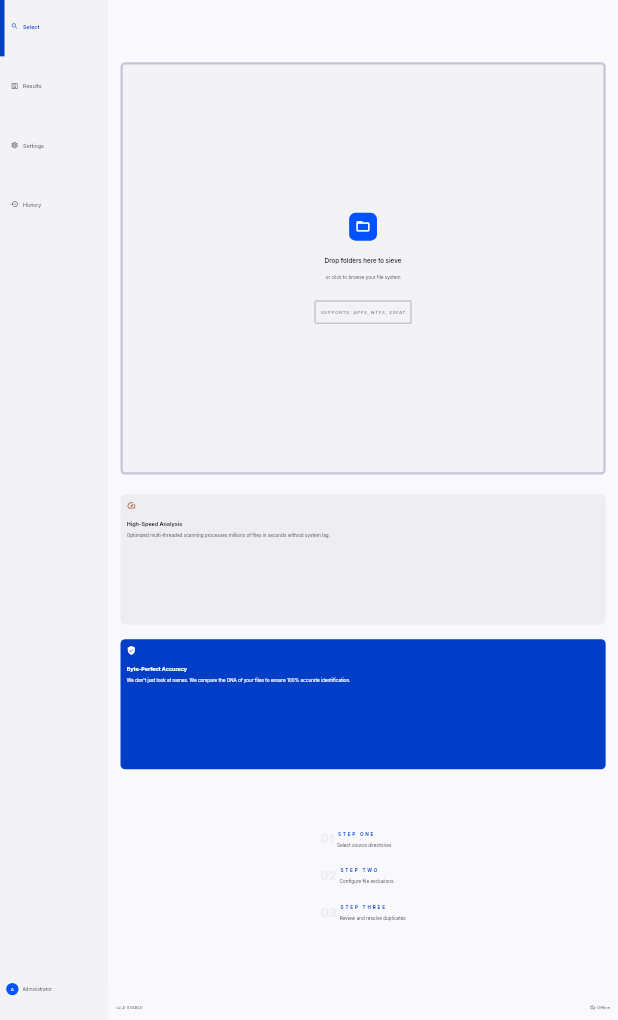
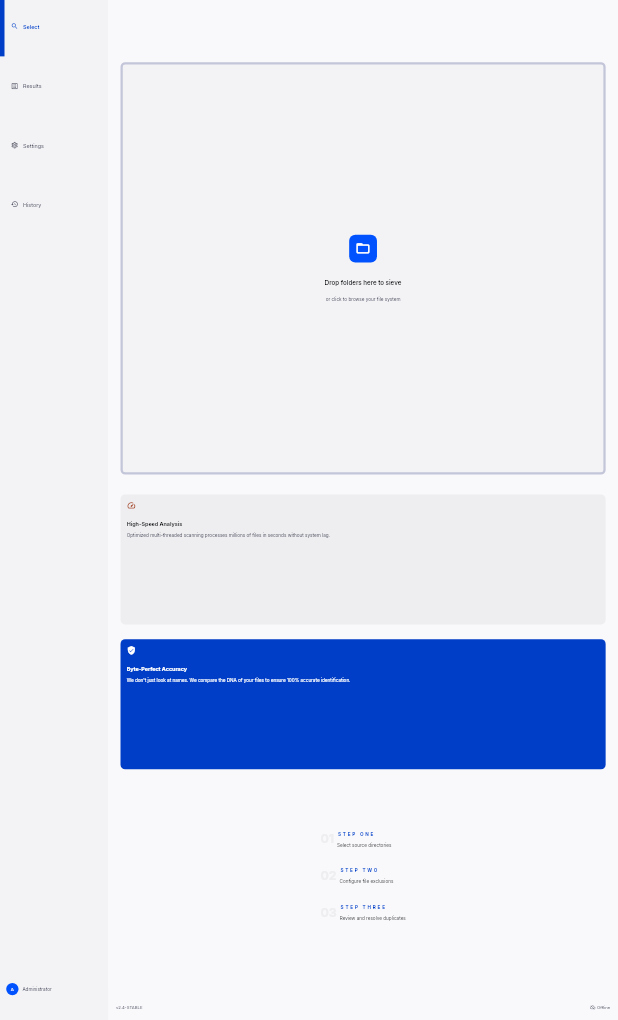
Before and after one commit to ParthBaraiya/filesieve, a Flutter app: the screen it shows after launch, on a phone screen of 412 x 824 dp, the part 216-1236 px from its top. Run offline on Flutter 3.47's test engine with Material 3 defaults, Android fonts, the phone set to English and light mode, and no system bars; our stand-ins replace flutter_bloc, flutter_screenutil, freezed_annotation, get_it, go_router and 1 more; missing offline and left inert: bitsdojo_window, dart:ffi, desktop_drop, file_selector; generated files the repository leaves out were written again.

Commit message:
♻️ removed drop zone formats

```diff
--- a/lib/modules/home/widgets/drop_zone_widget.dart
+++ b/lib/modules/home/widgets/drop_zone_widget.dart
@@ -105,27 +105,27 @@ class DropZoneWidget extends StatelessWidget {
                           color: colorScheme.onSurfaceVariant,
                         ),
                       ),
-                    SizedBox(height: 16.h),
-                    Container(
-                      padding: EdgeInsets.symmetric(
-                        horizontal: 12.w,
-                        vertical: 6.h,
-                      ),
-                      decoration: BoxDecoration(
-                        border: Border.all(
-                          color: colorScheme.outlineVariant,
-                          width: 1,
-                        ),
-                        borderRadius: BorderRadius.circular(4.r),
-                      ),
-                      child: Text(
-                        AppStrings.dropZoneFormats,
-                        style: Theme.of(context).textTheme.labelSmall?.copyWith(
-                          color: colorScheme.onSurfaceVariant,
-                          letterSpacing: 0.5,
-                        ),
-                      ),
-                    ),
+                    // SizedBox(height: 16.h),
+                    // Container(
+                    //   padding: EdgeInsets.symmetric(
+                    //     horizontal: 12.w,
+                    //     vertical: 6.h,
+                    //   ),
+                    //   decoration: BoxDecoration(
+                    //     border: Border.all(
+                    //       color: colorScheme.outlineVariant,
+                    //       width: 1,
+                    //     ),
+                    //     borderRadius: BorderRadius.circular(4.r),
+                    //   ),
+                    //   child: Text(
+                    //     AppStrings.dropZoneFormats,
+                    //     style: Theme.of(context).textTheme.labelSmall?.copyWith(
+                    //       color: colorScheme.onSurfaceVariant,
+                    //       letterSpacing: 0.5,
+                    //     ),
+                    //   ),
+                    // ),
                   ],
                 ),
               ),
```
